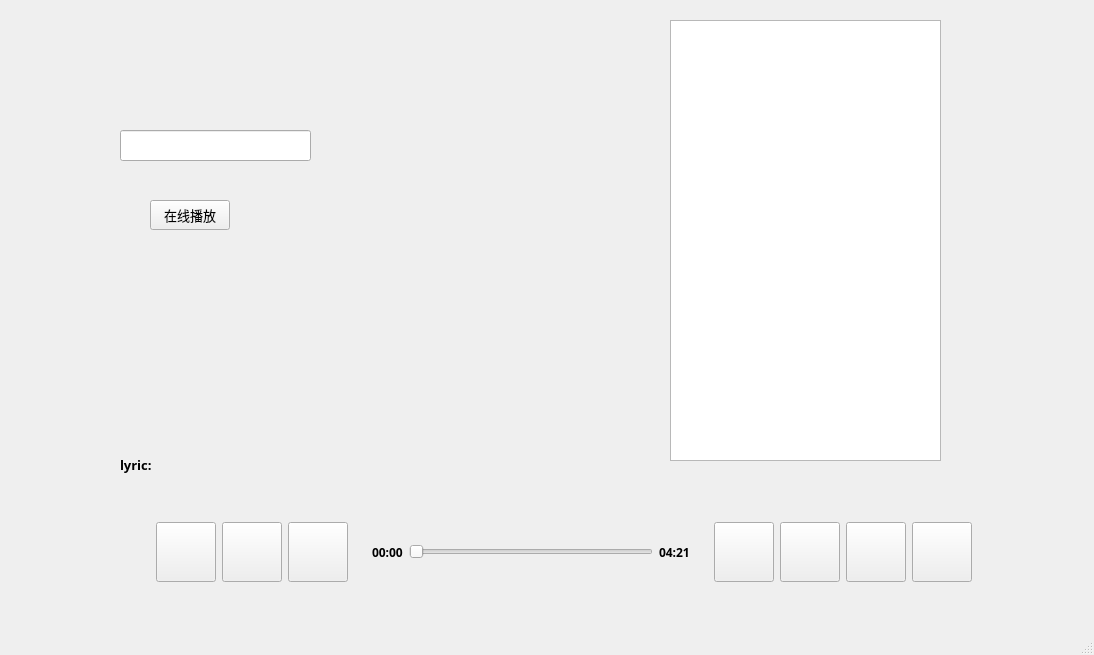
First picture: the form in Project/chatRoom/Qt_Client/musicmenu.ui, repository josiah-chan/CodeStream, before the edit.
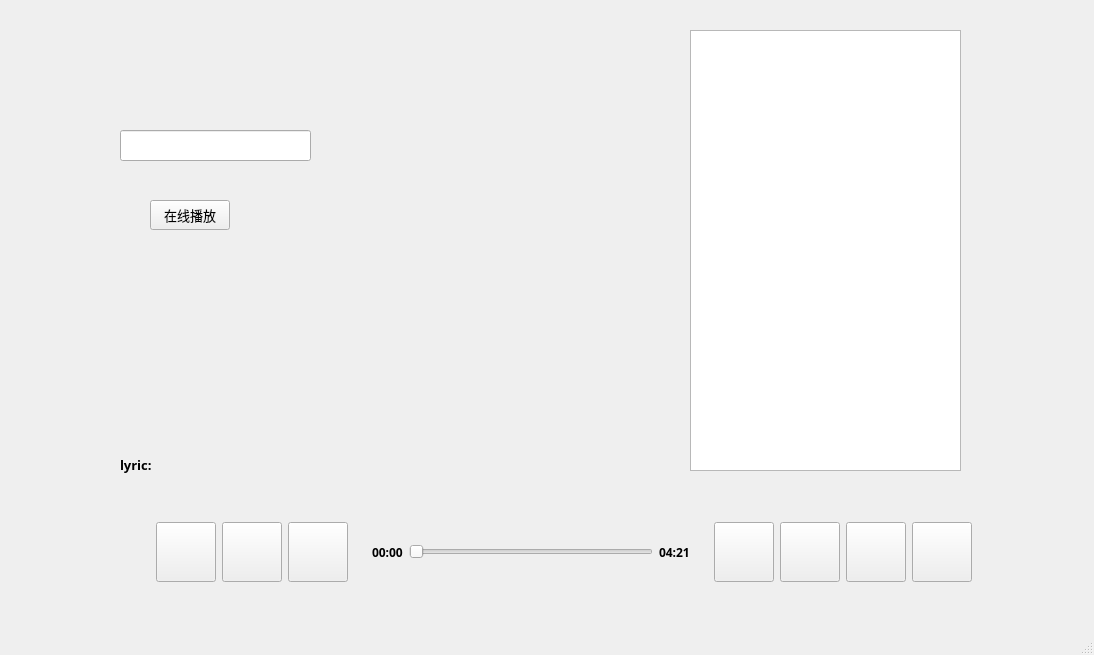
Second picture: the form after the edit.

Diff of the .ui file:
```diff
--- a/Project/chatRoom/Qt_Client/musicmenu.ui
+++ b/Project/chatRoom/Qt_Client/musicmenu.ui
@@ -17,8 +17,8 @@
    <widget class="QListWidget" name="musicList">
     <property name="geometry">
      <rect>
-      <x>670</x>
-      <y>20</y>
+      <x>690</x>
+      <y>30</y>
       <width>271</width>
       <height>441</height>
      </rect>
```
